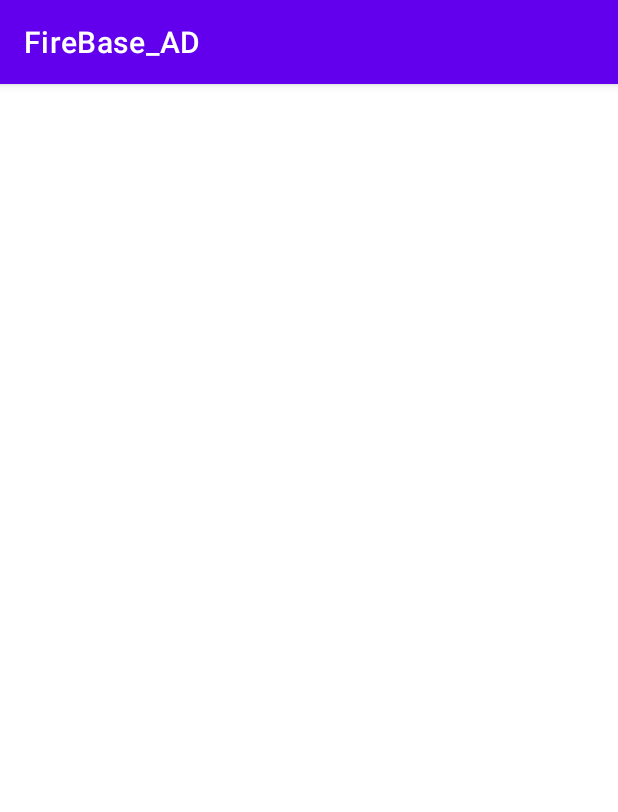
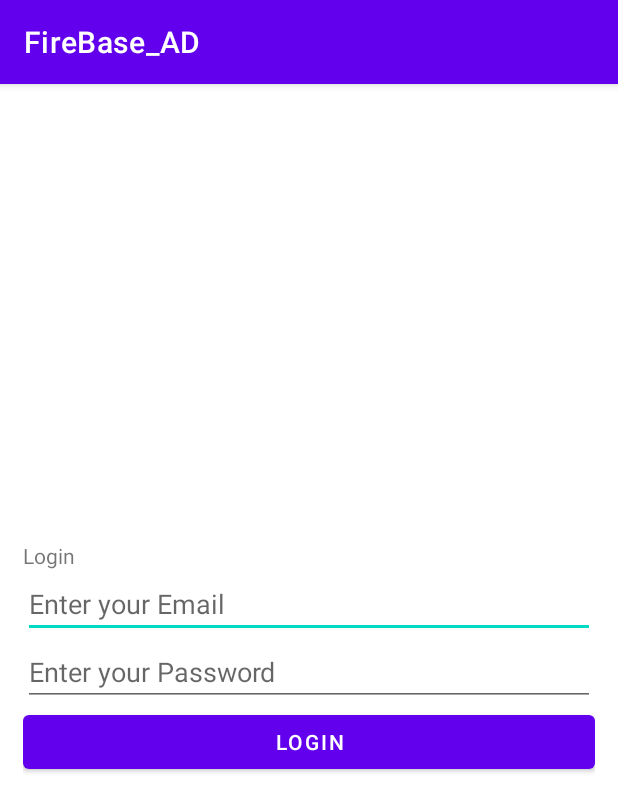
Before and after one commit to Tigerlilly2931/FireBase_AD, an Android app: the screen it shows after launch (MainActivity before the commit, LoginActivity after it), on a phone screen of 412 x 824 dp. Shown: the top 812 px of the screen. Run offline under Robolectric (Android 15) with nearby library versions, the phone set to English and light mode, and no system bars; our stand-ins replace Firebase (no records; nobody signed in at launch, a user with empty details on screens opened directly).

Commit message:
Restarted and fixing

```diff
--- a/app/build.gradle
+++ b/app/build.gradle
@@ -36,7 +36,7 @@ dependencies {
     implementation 'androidx.constraintlayout:constraintlayout:2.1.4'
     implementation platform('com.google.firebase:firebase-bom:31.0.2')
     implementation 'com.google.firebase:firebase-database'
-    implementation 'com.google.firebase:firebase-auth'
+    implementation 'com.google.firebase:firebase-auth:21.0.2'
     implementation 'com.google.android.gms:play-services-auth:20.3.0'
     testImplementation 'junit:junit:4.13.2'
     androidTestImplementation 'androidx.test.ext:junit:1.1.3'
--- /dev/null
+++ b/app/src/main/java/com/example/firebase_ad/LoginActivity.java
@@ -0,0 +1,84 @@
+package com.example.firebase_ad;
+
+import androidx.annotation.NonNull;
+import androidx.appcompat.app.AppCompatActivity;
+
+import android.content.Intent;
+import android.os.Bundle;
+import android.text.TextUtils;
+import android.view.View;
+import android.widget.Button;
+import android.widget.EditText;
+import android.widget.ProgressBar;
+import android.widget.Toast;
+
+import com.google.android.gms.tasks.OnCompleteListener;
+import com.google.android.gms.tasks.Task;
+import com.google.firebase.auth.AuthResult;
+import com.google.firebase.auth.FirebaseAuth;
+
+public class LoginActivity extends AppCompatActivity {
+
+    private EditText emailTextView, passwordTextView;
+    private Button Btn;
+    private ProgressBar progressbar;
+
+    private FirebaseAuth mAuth;
+
+    @Override
+    protected void onCreate(Bundle savedInstanceState) {
+        super.onCreate(savedInstanceState);
+        setContentView(R.layout.activity_login);
+
+        mAuth = FirebaseAuth.getInstance();
+
+        // initialising all views through id defined above
+        emailTextView = findViewById(R.id.email);
+        passwordTextView = findViewById(R.id.password);
+        Btn = findViewById(R.id.login);
+        progressbar = findViewById(R.id.progressBar);
+
+        // Set on Click Listener on Sign-in button
+        Btn.setOnClickListener(new View.OnClickListener() {
+            @Override
+            public void onClick(View v)
+            {
+                loginUserAccount();
+            }
+        });
+
+    }
+
+    private void loginUserAccount(){
+        progressbar.setVisibility(View.VISIBLE);
+        String email, password;
+        email = emailTextView.getText().toString();
+        password = passwordTextView.getText().toString();
+
+        if(TextUtils.isEmpty(email)){
+            Toast.makeText(getApplicationContext(), "Please enter email!", Toast.LENGTH_LONG).show();
+            return;
+        }
+        if(TextUtils.isEmpty(password)){
+            Toast.makeText(getApplicationContext(), "Please enter password!", Toast.LENGTH_LONG).show();
+            return;
+        }
+
+        mAuth.signInWithEmailAndPassword(email, password).addOnCompleteListener(new OnCompleteListener<AuthResult>() {
+            @Override
+            public void onComplete(@NonNull Task<AuthResult> task) {
+                if(task.isSuccessful()){
+                    Toast.makeText(getApplicationContext(), "Login successful!", Toast.LENGTH_LONG).show();
+
+                    progressbar.setVisibility(View.GONE);
+                    Intent intent = new Intent(LoginActivity.this, MainActivity.class);
+                    startActivity(intent);
+                }
+                else{
+                    Toast.makeText(getApplicationContext(), "Login failed!", Toast.LENGTH_LONG).show();
+                    progressbar.setVisibility(View.GONE);
+                }
+            }
+        });
+    }
+}
--- /dev/null
+++ b/app/src/main/res/layout/activity_login.xml
@@ -0,0 +1,47 @@
+<?xml version="1.0" encoding="utf-8"?>
+<LinearLayout xmlns:android="http://schemas.android.com/apk/res/android"
+    xmlns:app="http://schemas.android.com/apk/res-auto"
+    xmlns:tools="http://schemas.android.com/tools"
+    android:layout_width="match_parent"
+    android:layout_height="match_parent"
+    android:gravity="center_vertical"
+    android:orientation="vertical"
+    android:padding="15dp"
+    tools:context=".LoginActivity">
+
+    <!-- TextView for heading -->
+    <TextView
+        android:layout_width="wrap_content"
+        android:layout_height="wrap_content"
+        android:text="Login"/>
+
+    <!-- Edit text for email -->
+    <EditText
+        android:id="@+id/email"
+        android:layout_width="match_parent"
+        android:layout_height="wrap_content"
+        android:hint="Enter your Email" />
+
+    <!-- Edit text for password -->
+    <EditText
+        android:id="@+id/password"
+        android:layout_width="match_parent"
+        android:layout_height="wrap_content"
+        android:hint="Enter your Password"
+        android:inputType="textPassword" />
+
+    <!-- Button for Login with text "Login" -->
+    <Button
+        android:id="@+id/login"
+        android:layout_width="match_parent"
+        android:layout_height="wrap_content"
+        android:text="Login" />
+
+    <!-- ProgressBar for Loading Time -->
+    <ProgressBar
+        android:id="@+id/progressBar"
+        android:layout_width="wrap_content"
+        android:layout_height="wrap_content"
+        android:visibility="gone" />
+
+</LinearLayout>
--- a/build.gradle
+++ b/build.gradle
@@ -8,5 +8,4 @@ plugins {
     id 'com.android.library' version '7.3.1' apply false
 }
 repositories {
-    google()
 }
```
Also changed, not shown: app/src/main/AndroidManifest.xml (+18 -1 lines), app/src/main/java/com/example/firebase_ad/MainActivity.java (+12 -35 lines), app/src/main/java/com/example/firebase_ad/RegistrationActivity.java (added, +81 -0 lines), app/src/main/res/layout/activity_main.xml (+4 -6 lines), app/src/main/res/layout/activity_registration.xml (added, +47 -0 lines), 1 other file.
